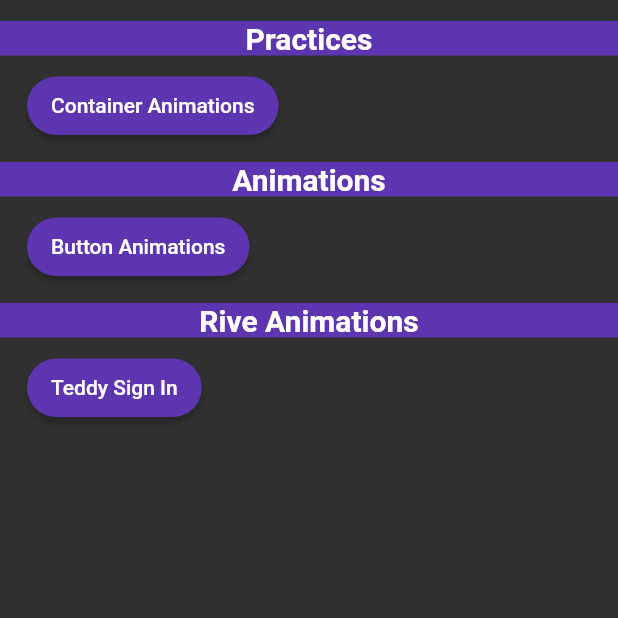
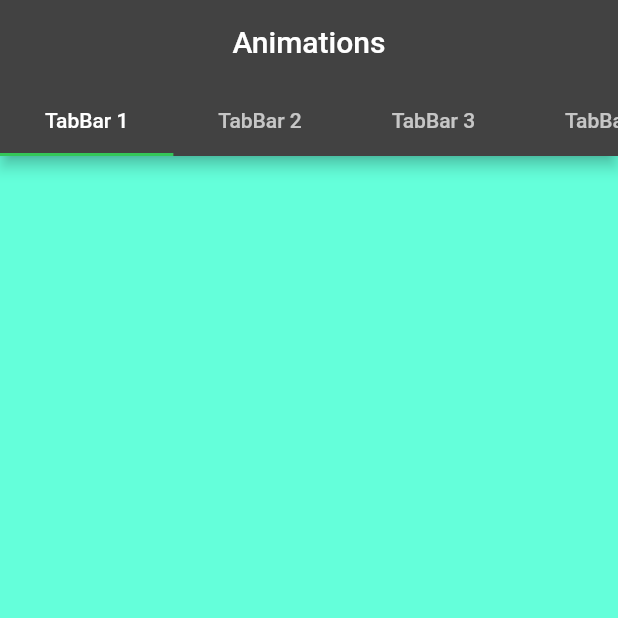
Before and after one commit to Tukhtamurodov-Sardorbek/Animations, a Flutter app: the App screen opened directly, on a phone screen of 412 x 824 dp, the top half of it. Run offline on Flutter 3.47's test engine with Material 2 defaults, Android fonts, the phone set to English and light mode, and no system bars; our stand-ins replace flare_flutter, flutter_spinkit.

Commit message:
Code Update

```diff
--- a/lib/app.dart
+++ b/lib/app.dart
@@ -1,57 +1,119 @@
+import 'package:flutter/cupertino.dart';
 import 'package:flutter/material.dart';
-import 'package:animations/animations/code_based/buttons/buttons.dart';
-import 'package:animations/animations/drawing_based/rive/rive_animation.dart';
-import 'package:animations/practice/basic/simple_container_animations.dart';
 
-class App extends StatelessWidget {
+class App extends StatefulWidget {
   const App({super.key});
+
+  @override
+  State<App> createState() => _AppState();
+}
+
+class _AppState extends State<App> with TickerProviderStateMixin {
+  late TabController tabController;
+
+  @override
+  void initState() {
+    super.initState();
+    tabController = TabController(length: 6, vsync: this);
+  }
 
   @override
   Widget build(BuildContext context) {
     return Scaffold(
-        body: SafeArea(
-          child: ListView(
-            padding: const EdgeInsets.symmetric(vertical: 12),
-            children: [
-              HorizontalScrollView(
-                header: 'Practices',
-                children: [
-                  Button(
-                    title: 'Container Animations',
-                    onTap: () {
-                      Navigator.push(context, MaterialPageRoute(builder: (BuildContext ctx) => const SimpleContainerAnimations()));
-                    },
+      appBar: AppBar(
+        title: const Text('Animations'),
+        centerTitle: true,
+        bottom: TabBar(
+          controller: tabController,
+          splashFactory: NoSplash.splashFactory,
+          splashBorderRadius: BorderRadius.circular(50),
+          isScrollable: true,
+          indicatorColor: CupertinoColors.activeGreen,
+          tabs: const <Widget>[
+            Padding(
+              padding: EdgeInsets.all(14.0),
+              child: Text('TabBar 1'),
             ),
-              ],
+            Padding(
+              padding: EdgeInsets.all(14.0),
+              child: Text('TabBar 2'),
             ),
-              HorizontalScrollView(
-                header: 'Animations',
-                children: [
-                  Button(
-                    title: 'Button Animations',
-                    onTap: () {
-                      Navigator.push(context, MaterialPageRoute(builder: (BuildContext ctx) => const ButtonsPage()));
-                    }
+            Padding(
+              padding: EdgeInsets.all(14.0),
+              child: Text('TabBar 3'),
             ),
-              ],
+            Padding(
+              padding: EdgeInsets.all(14.0),
+              child: Text('TabBar 4'),
             ),
-              HorizontalScrollView(
-                header: 'Rive Animations',
-                children: [
-                  Button(
-                    title: 'Teddy Sign In',
-                    onTap: () {
-                      Navigator.push(context, MaterialPageRoute(builder: (BuildContext ctx) => const SignInPage()));
-                    },
+            Padding(
+              padding: EdgeInsets.all(14.0),
+              child: Text('TabBar 5'),
             ),
-              ],
+            Padding(
+              padding: EdgeInsets.all(14.0),
+              child: Text('TabBar 6'),
             ),
           ],
         ),
       ),
+      body: TabBarView(
+        controller: tabController,
+        physics: const BouncingScrollPhysics(),
+        children: [
+          Container(color: Colors.tealAccent),
+          Container(color: Colors.green),
+          Container(color: Colors.cyanAccent),
+          Container(color: Colors.blue),
+          Container(color: Colors.red),
+          Container(color: Colors.amber),
+        ],
+      ),
     );
   }
 
+  // return Scaffold(
+  //     body: SafeArea(
+  //       child: ListView(
+  //         padding: const EdgeInsets.symmetric(vertical: 12),
+  //         children: [
+  //           HorizontalScrollView(
+  //             header: 'Practices',
+  //             children: [
+  //               Button(
+  //                 title: 'Container Animations',
+  //                 onTap: () {
+  //                   Navigator.push(context, MaterialPageRoute(builder: (BuildContext ctx) => const SimpleContainerAnimations()));
+  //                 },
+  //               ),
+  //           ],
+  //       ),
+  //           HorizontalScrollView(
+  //             header: 'Animations',
+  //             children: [
+  //               Button(
+  //                 title: 'Button Animations',
+  //                 onTap: () {
+  //                   Navigator.push(context, MaterialPageRoute(builder: (BuildContext ctx) => const ButtonsPage()));
+  //                 }
+  //               ),
+  //           ],
+  //       ),
+  //           HorizontalScrollView(
+  //             header: 'Rive Animations',
+  //             children: [
+  //               Button(
+  //                 title: 'Teddy Sign In',
+  //                 onTap: () {
+  //                   Navigator.push(context, MaterialPageRoute(builder: (BuildContext ctx) => const SignInPage()));
+  //                 },
+  //              ),
+  //           ],
+  //       ),
+  //         ],
+  //       ),
+  //     ),
+  // );
   Widget Button({required String title, void Function()? onTap}) {
     return Padding(
       padding: const EdgeInsets.all(6.0),
@@ -73,7 +135,9 @@ class HorizontalScrollView extends StatelessWidget {
   final String header;
   final List<Widget> children;
 
-  const HorizontalScrollView({Key? key, required this.header, required this.children}) : super(key: key);
+  const HorizontalScrollView(
+      {Key? key, required this.header, required this.children})
+      : super(key: key);
 
   @override
   Widget build(BuildContext context) {
```
Also changed, not shown: lib/animations/code_based/scroll_animations/scroll_animations.dart (+15 -18 lines), lib/animations/code_based/scroll_animations/try.dart (deleted, +0 -208 lines), lib/main.dart (+1 -6 lines). Lines whose indentation alone changed are shown as unchanged.
